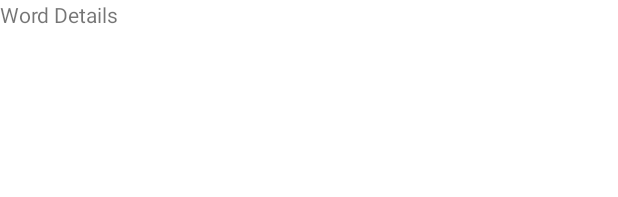
After one commit to Vishesh20155/Mobile-Computing, an Android app: the layout fragment_details.xml on its own in the app's theme, with its tools: preview values and no code run, on a phone screen of 412 x 824 dp. The commit adds this screen. Shown: the top 197 px of the screen. Run offline under Robolectric (Android 15) with nearby library versions, the phone set to English and light mode, and no system bars; network calls fail.

Commit message:
Pop up fragment on clicking SHOW DETAILS

```diff
--- a/app/src/main/java/com/example/dictionaryapp/PoSListFragment.kt
+++ b/app/src/main/java/com/example/dictionaryapp/PoSListFragment.kt
@@ -63,6 +63,11 @@ class PoSListFragment : Fragment() {
         println("Number of elements inside fragment: ${wordDetailsList.size}")
         adapter.setOnBtnClickListener(object : PoSListAdapter.OnBtnClickListener {
             override fun onBtnClick(item: WordDetails) {
+                val detailsFragment = DetailsFragment()
+                val bundle = Bundle()
+                bundle.putString("Word", word)
+                detailsFragment.arguments = bundle
+                detailsFragment.show(childFragmentManager, "popup")
                 Toast.makeText(context, "Clicked ${item.partOfSpeech}", Toast.LENGTH_SHORT).show()
             }
         })
--- /dev/null
+++ b/app/src/main/res/layout/fragment_details.xml
@@ -0,0 +1,14 @@
+<?xml version="1.0" encoding="utf-8"?>
+<FrameLayout xmlns:android="http://schemas.android.com/apk/res/android"
+    xmlns:tools="http://schemas.android.com/tools"
+    android:layout_width="match_parent"
+    android:layout_height="match_parent"
+    tools:context=".DetailsFragment">
+
+    <TextView
+        android:id="@+id/tv_details_word"
+        android:layout_width="match_parent"
+        android:layout_height="match_parent"
+        android:text="Word Details" />
+
+</FrameLayout>
```
Also changed, not shown: app/src/main/java/com/example/dictionaryapp/DetailsFragment.kt (added, +65 -0 lines).
